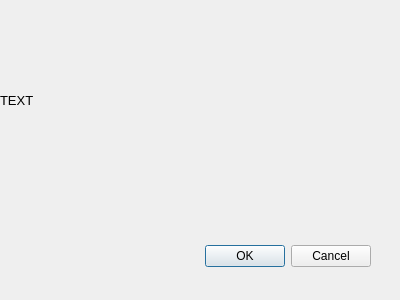
Qt form dialog.ui (erykrutkowski/Steghide-GUI) before a commit.
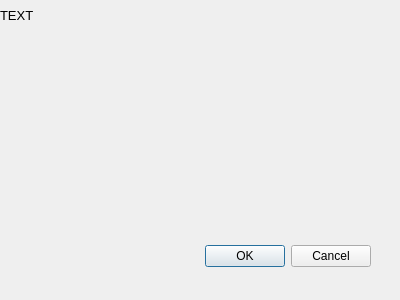
The same form after that commit.

The edit to the form file:
```diff
--- a/dialog.ui
+++ b/dialog.ui
@@ -35,7 +35,7 @@
      <x>0</x>
      <y>0</y>
      <width>381</width>
-     <height>201</height>
+     <height>31</height>
     </rect>
    </property>
    <property name="font">
```
